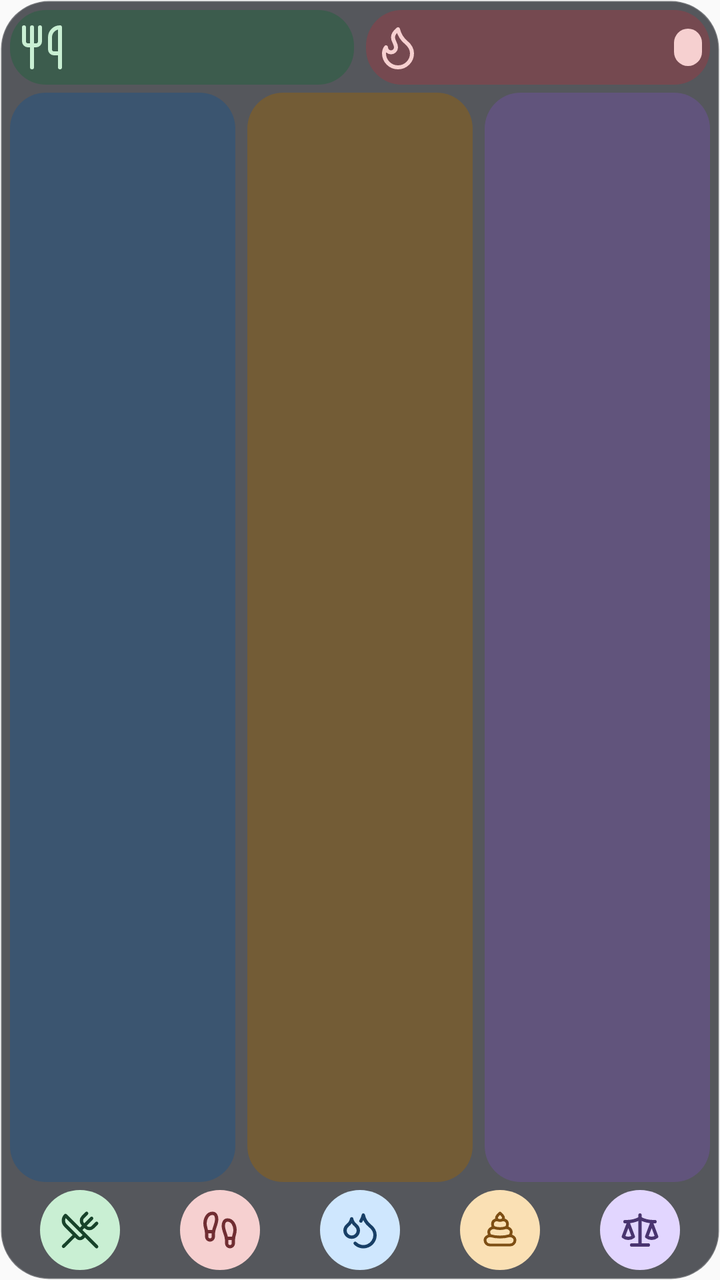
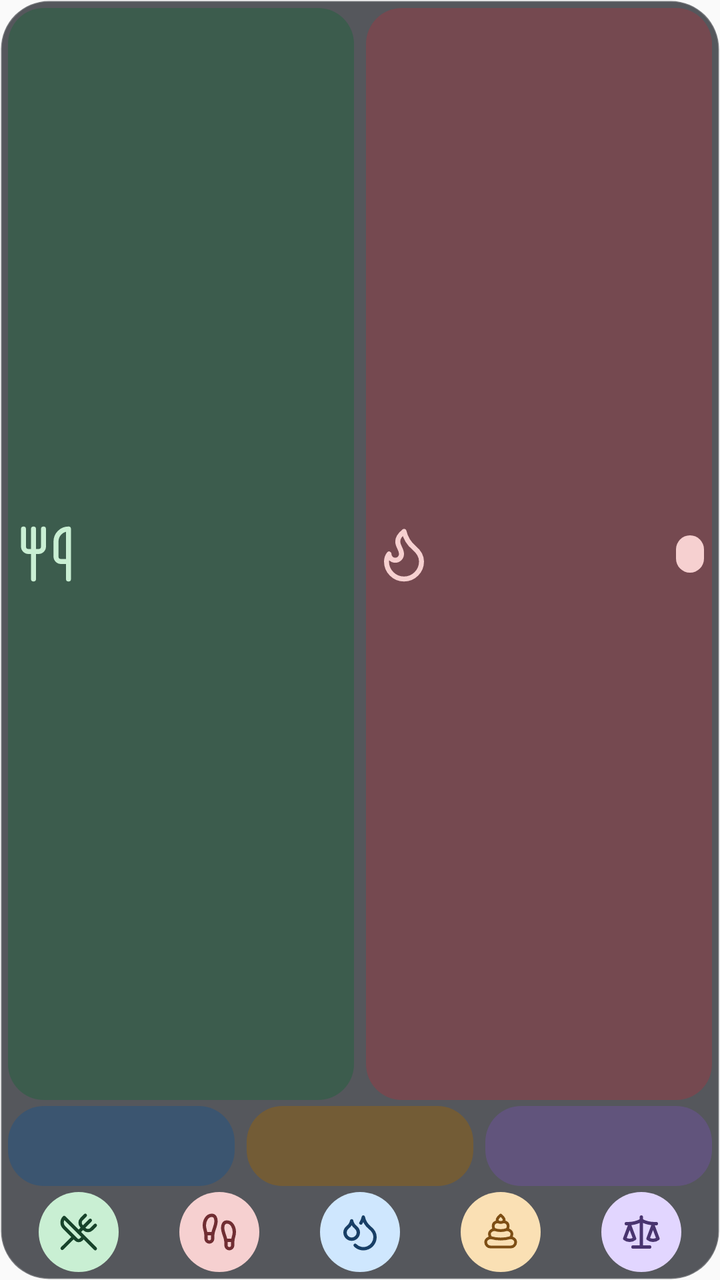

Compare the two renders of this Android layout. The source of the first and the diff that turns it into the second are given below.
<!-- AndroidManifest.xml: application theme AppTheme -->
<!-- res/layout/widget_medium_dark.xml -->
<?xml version="1.0" encoding="utf-8"?>
<LinearLayout xmlns:android="http://schemas.android.com/apk/res/android"
    android:layout_width="match_parent"
    android:layout_height="match_parent"
    android:background="@drawable/widget_surface_dark"
    android:orientation="vertical"
    android:padding="5dp">

    
    <LinearLayout
        android:layout_width="match_parent"
        android:layout_height="wrap_content"
        android:orientation="horizontal">

        <LinearLayout
            android:id="@+id/widget_intake_card"
            style="@style/WidgetCardRow"
            android:layout_width="0dp"
            android:layout_marginEnd="6dp"
            android:layout_weight="1"
            android:background="@drawable/widget_card_intake_dark">
            <ImageView
                    android:layout_width="24dp"
                    android:layout_height="24dp"
                    android:importantForAccessibility="no"
                    android:src="@drawable/widget_intake_icon_dark" />
            <TextView
                android:id="@+id/widget_intake_value"
                style="@style/WidgetValueRow"
                android:textColor="#E6F8EB" />
            <TextView
                    android:id="@+id/widget_intake_net"
                    style="@style/WidgetPill"
                    android:background="@drawable/widget_pill_surplus_dark"
                    android:textColor="#17432A"
                    android:visibility="gone" />
        </LinearLayout>

        <LinearLayout
            android:id="@+id/widget_burned_card"
            style="@style/WidgetCardRow"
            android:layout_width="0dp"
            android:layout_weight="1"
            android:background="@drawable/widget_card_burned_dark">
            <ImageView
                    android:layout_width="24dp"
                    android:layout_height="24dp"
                    android:importantForAccessibility="no"
                    android:src="@drawable/widget_burned_icon_dark" />
            <TextView
                android:id="@+id/widget_burned_value"
                style="@style/WidgetValueRow"
                android:textColor="#FBE9E9" />
            <TextView
                    android:id="@+id/widget_burned_net"
                    style="@style/WidgetPill"
                    android:background="@drawable/widget_pill_deficit_dark"
                    android:textColor="#702D32" />
        </LinearLayout>
    </LinearLayout>

    <LinearLayout
        android:layout_width="match_parent"
        android:layout_height="0dp"
        android:layout_marginTop="4dp"
        android:layout_marginBottom="4dp"
        android:layout_weight="1"
        android:orientation="horizontal">

        <LinearLayout
            android:id="@+id/widget_carbs_card"
            style="@style/WidgetMacro"
            android:layout_marginEnd="6dp"
            android:background="@drawable/widget_card_carbs_dark">
            <TextView
                android:id="@+id/widget_carbs_value"
                style="@style/WidgetMacroValueCompact"
                android:textColor="#E3F1FF" />
        </LinearLayout>

        <LinearLayout
            android:id="@+id/widget_protein_card"
            style="@style/WidgetMacro"
            android:layout_marginEnd="6dp"
            android:background="@drawable/widget_card_protein_dark">
            <TextView
                android:id="@+id/widget_protein_value"
                style="@style/WidgetMacroValueCompact"
                android:textColor="#FFF1D9" />
        </LinearLayout>

        <LinearLayout
            android:id="@+id/widget_fat_card"
            style="@style/WidgetMacro"
            android:background="@drawable/widget_card_fat_dark">
            <TextView
                android:id="@+id/widget_fat_value"
                style="@style/WidgetMacroValueCompact"
                android:textColor="#F1EAFF" />
        </LinearLayout>
    </LinearLayout>

    <include layout="@layout/widget_actions_five_compact" />
</LinearLayout>
<!-- res/layout/widget_actions_five_compact.xml (included above) -->
<?xml version="1.0" encoding="utf-8"?>
<LinearLayout xmlns:android="http://schemas.android.com/apk/res/android" android:layout_width="match_parent" android:layout_height="40dp" android:orientation="horizontal" android:gravity="center">
    <ImageButton android:id="@+id/widget_food" style="@style/WidgetActionCompact"
        android:src="@drawable/widget_food_icon" android:contentDescription="@string/widget_food" />
    <ImageButton android:id="@+id/widget_movement" style="@style/WidgetActionCompact"
        android:src="@drawable/widget_movement_icon" android:contentDescription="@string/widget_movement" />
    <ImageButton android:id="@+id/widget_water" style="@style/WidgetActionCompact"
        android:src="@drawable/widget_water_icon" android:contentDescription="@string/widget_water" />
    <ImageButton android:id="@+id/widget_poop" style="@style/WidgetActionCompact"
        android:src="@drawable/widget_poop_icon" android:contentDescription="@string/widget_poop" />
    <ImageButton android:id="@+id/widget_weight" style="@style/WidgetActionCompact"
        android:src="@drawable/widget_weight_icon" android:contentDescription="@string/widget_weight" />
    <ImageButton android:id="@+id/widget_custom" style="@style/WidgetActionCompact" android:visibility="gone"
        android:src="@drawable/widget_custom_icon" android:contentDescription="@string/widget_custom" />
</LinearLayout>
<!-- resources referenced by this layout -->
<resources>
  <!-- drawable widget_card_burned_dark (drawable) -->
  <?xml version="1.0" encoding="utf-8"?>
  <shape xmlns:android="http://schemas.android.com/apk/res/android" android:shape="rectangle">
      <solid android:color="#9E8A4249" />
      <corners android:radius="18dp" />
  </shape>
  <!-- drawable widget_card_carbs_dark (drawable) -->
  <?xml version="1.0" encoding="utf-8"?>
  <shape xmlns:android="http://schemas.android.com/apk/res/android" android:shape="rectangle">
      <solid android:color="#9E2C557D" />
      <corners android:radius="18dp" />
  </shape>
  <!-- drawable widget_card_fat_dark (drawable) -->
  <?xml version="1.0" encoding="utf-8"?>
  <shape xmlns:android="http://schemas.android.com/apk/res/android" android:shape="rectangle">
      <solid android:color="#9E6A5390" />
      <corners android:radius="18dp" />
  </shape>
  <!-- drawable widget_card_intake_dark (drawable) -->
  <?xml version="1.0" encoding="utf-8"?>
  <shape xmlns:android="http://schemas.android.com/apk/res/android" android:shape="rectangle">
      <solid android:color="#9E2E6045" />
      <corners android:radius="18dp" />
  </shape>
  <!-- drawable widget_card_protein_dark (drawable) -->
  <?xml version="1.0" encoding="utf-8"?>
  <shape xmlns:android="http://schemas.android.com/apk/res/android" android:shape="rectangle">
      <solid android:color="#9E87601F" />
      <corners android:radius="18dp" />
  </shape>
  <!-- drawable widget_pill_deficit_dark (drawable) -->
  <?xml version="1.0" encoding="utf-8"?>
  <shape xmlns:android="http://schemas.android.com/apk/res/android" android:shape="rectangle">
      <solid android:color="#F6D0D0" />
      <corners android:radius="12dp" />
  </shape>
  <!-- drawable widget_pill_surplus_dark (drawable) -->
  <?xml version="1.0" encoding="utf-8"?>
  <shape xmlns:android="http://schemas.android.com/apk/res/android" android:shape="rectangle">
      <solid android:color="#C9EFD3" />
      <corners android:radius="12dp" />
  </shape>
  <string name="widget_custom">Custom</string>
  <string name="widget_food">Food</string>
  <string name="widget_movement">Movement</string>
  <string name="widget_poop">Poop</string>
  <string name="widget_water">Water</string>
  <string name="widget_weight">Weight</string>
  <style name="WidgetActionCompact" parent="WidgetAction">
          <item name="android:layout_height">40dp</item>
      </style>
  <style name="WidgetCardRow" parent="WidgetCard">
          <item name="android:layout_height">wrap_content</item>
          <item name="android:layout_gravity">center_vertical</item>
          <item name="android:gravity">center_vertical</item>
          <item name="android:orientation">horizontal</item>
          <item name="android:padding">4dp</item>
      </style>
  <style name="WidgetMacroValueCompact" parent="WidgetMacroValue">
          <item name="android:textSize">12sp</item>
      </style>
  <style name="WidgetValueRow">
          <item name="android:layout_width">0dp</item>
          <item name="android:layout_height">wrap_content</item>
          <item name="android:layout_weight">1</item>
          <item name="android:gravity">center</item>
          <item name="android:singleLine">true</item>
          <item name="android:textSize">22sp</item>
          <item name="android:textStyle">bold</item>
      </style>
  <style name="AppTheme" parent="Theme.AppCompat.Light.DarkActionBar">
          
          <item name="colorPrimary">@color/colorPrimary</item>
          <item name="colorPrimaryDark">@color/colorPrimaryDark</item>
          <item name="colorAccent">@color/colorAccent</item>
      </style>
  <style name="WidgetCard">
          <item name="android:layout_height">match_parent</item>
          <item name="android:orientation">vertical</item>
          <item name="android:padding">9dp</item>
      </style>
  <!-- unchanged entries left out for length: 14 -->
</resources>

<!-- the commit's change to res/layout/widget_medium_dark.xml (unified diff, before → after) -->
@@ -4,12 +4,14 @@
     android:layout_height="match_parent"
     android:background="@drawable/widget_surface_dark"
     android:orientation="vertical"
-    android:padding="5dp">
+    android:padding="4dp">
 
     
     <LinearLayout
         android:layout_width="match_parent"
-        android:layout_height="wrap_content"
+        android:layout_height="0dp"
+        android:layout_marginBottom="3dp"
+        android:layout_weight="1"
         android:orientation="horizontal">
 
         <LinearLayout
@@ -20,8 +22,9 @@
             android:layout_weight="1"
             android:background="@drawable/widget_card_intake_dark">
             <ImageView
-                    android:layout_width="24dp"
-                    android:layout_height="24dp"
+                    android:layout_width="30dp"
+                    android:layout_height="match_parent"
+                    android:scaleType="fitCenter"
                     android:importantForAccessibility="no"
                     android:src="@drawable/widget_intake_icon_dark" />
             <TextView
@@ -43,8 +46,9 @@
             android:layout_weight="1"
             android:background="@drawable/widget_card_burned_dark">
             <ImageView
-                    android:layout_width="24dp"
-                    android:layout_height="24dp"
+                    android:layout_width="30dp"
+                    android:layout_height="match_parent"
+                    android:scaleType="fitCenter"
                     android:importantForAccessibility="no"
                     android:src="@drawable/widget_burned_icon_dark" />
             <TextView
@@ -61,10 +65,8 @@
 
     <LinearLayout
         android:layout_width="match_parent"
-        android:layout_height="0dp"
-        android:layout_marginTop="4dp"
-        android:layout_marginBottom="4dp"
-        android:layout_weight="1"
+        android:layout_height="40dp"
+        android:layout_marginBottom="3dp"
         android:orientation="horizontal">
 
         <LinearLayout
<!-- resource entries referenced after the edit -->
@@ -52,8 +52,7 @@
           <item name="android:layout_height">40dp</item>
       </style>
   <style name="WidgetCardRow" parent="WidgetCard">
-          <item name="android:layout_height">wrap_content</item>
-          <item name="android:layout_gravity">center_vertical</item>
+          <item name="android:layout_height">match_parent</item>
           <item name="android:gravity">center_vertical</item>
           <item name="android:orientation">horizontal</item>
           <item name="android:padding">4dp</item>
@@ -63,12 +62,17 @@
       </style>
   <style name="WidgetValueRow">
           <item name="android:layout_width">0dp</item>
-          <item name="android:layout_height">wrap_content</item>
+          <item name="android:layout_height">match_parent</item>
           <item name="android:layout_weight">1</item>
           <item name="android:gravity">center</item>
           <item name="android:singleLine">true</item>
-          <item name="android:textSize">22sp</item>
+          <item name="android:textSize">24sp</item>
           <item name="android:textStyle">bold</item>
+          
+          <item name="android:autoSizeTextType">uniform</item>
+          <item name="android:autoSizeMinTextSize">12sp</item>
+          <item name="android:autoSizeMaxTextSize">26sp</item>
+          <item name="android:autoSizeStepGranularity">1sp</item>
       </style>
   <style name="AppTheme" parent="Theme.AppCompat.Light.DarkActionBar">
           
